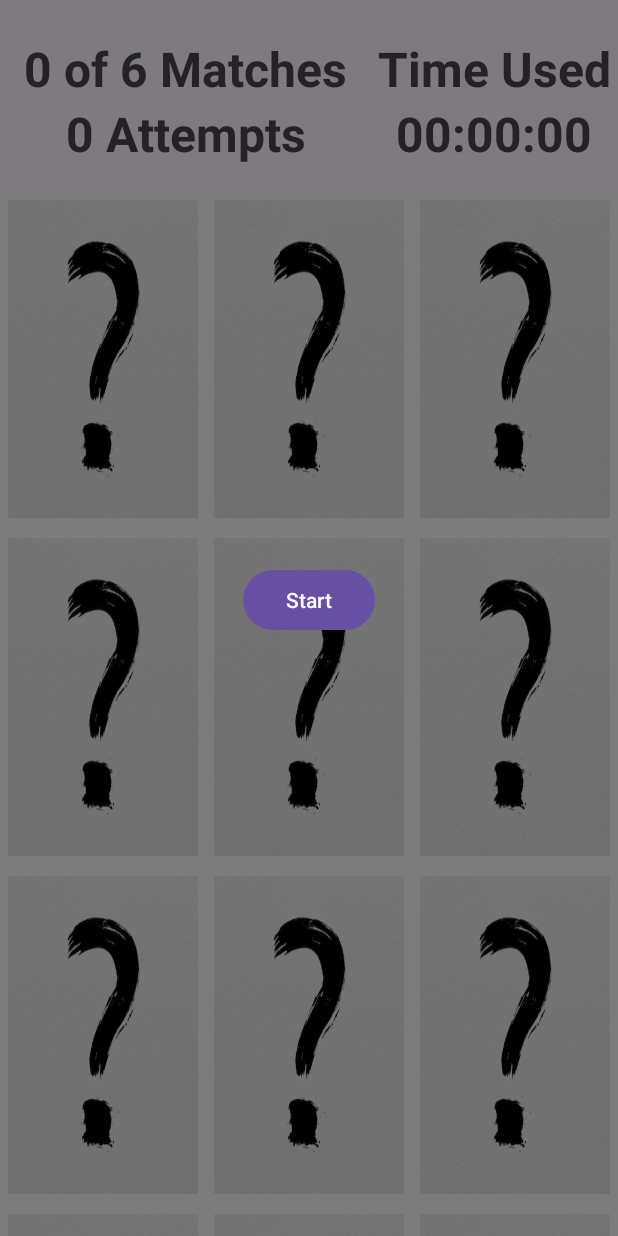
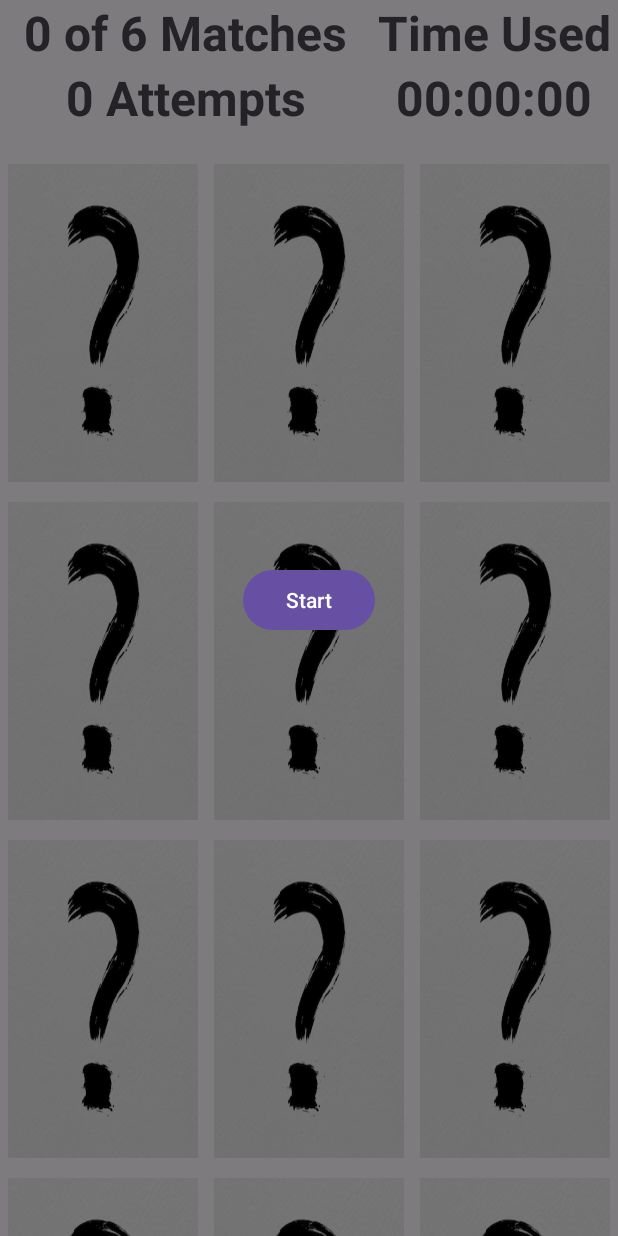
Before and after one commit to Qibaoooo/memory_game, an Android app: the GameActivity screen opened directly, with no data from a screen before it, on a phone screen of 412 x 824 dp. Run offline under Robolectric (Android 15) with nearby library versions, the phone set to English and light mode, and no system bars; 2 statements that could not run were skipped.

Commit message:
update layout

```diff
--- a/app/src/main/res/layout/activity_game.xml
+++ b/app/src/main/res/layout/activity_game.xml
@@ -8,17 +8,14 @@
 
     <ScrollView
         android:layout_width="fill_parent"
-        android:layout_height="fill_parent"
+        android:layout_height="wrap_content"
         android:scrollbars="none"
         >
-
-
         <LinearLayout
             android:layout_width="match_parent"
-            android:layout_height="match_parent"
-            android:layout_marginTop="24dp"
-            android:orientation="vertical">
-
+            android:layout_height="wrap_content"
+            android:orientation="vertical"
+            >
             <LinearLayout
                 android:layout_width="match_parent"
                 android:layout_height="wrap_content"
```
